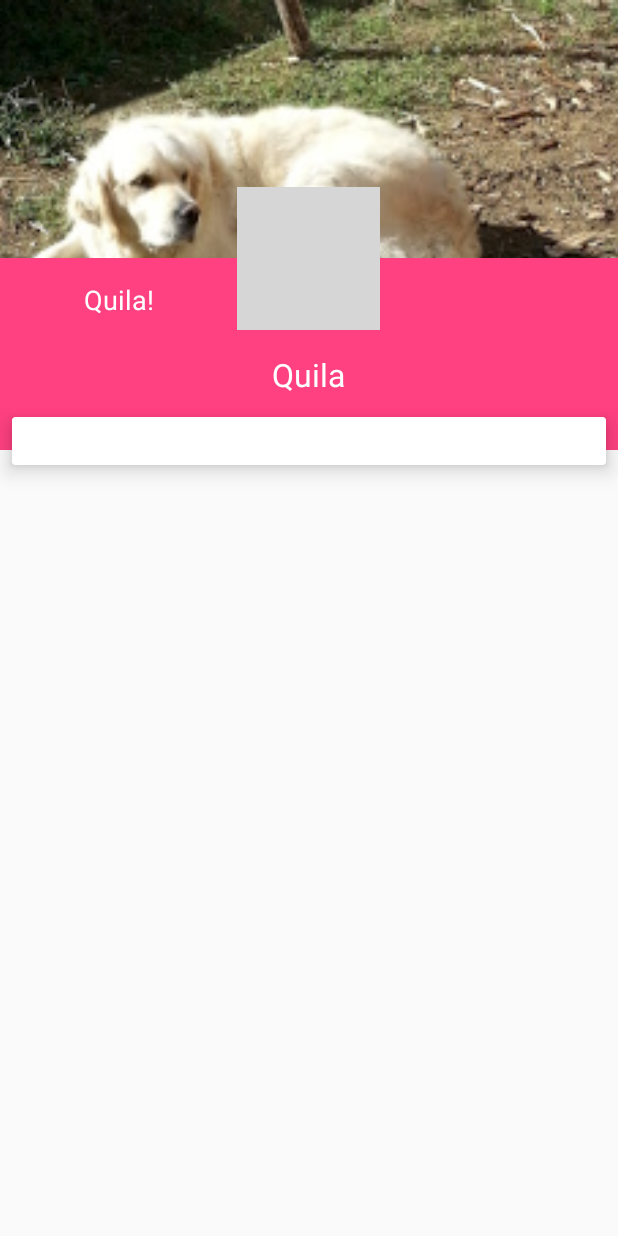
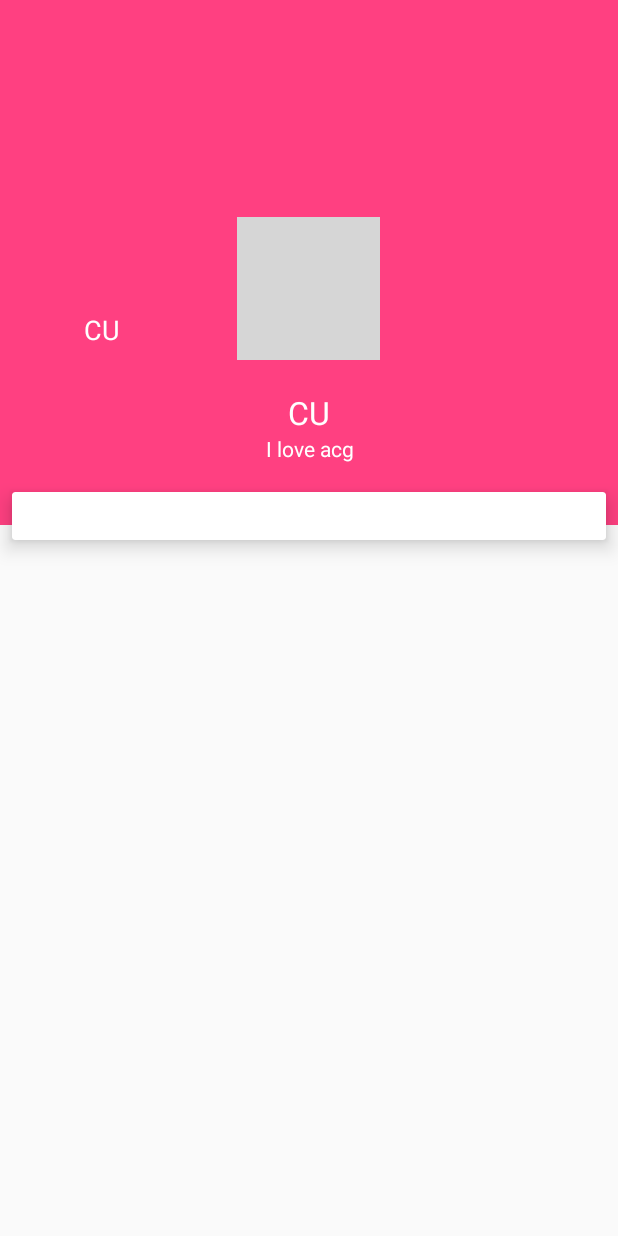
Before and after one commit to a843647878/Mertutu_ACG12, an Android app: the TestMain screen opened directly, with no data from a screen before it, on a phone screen of 412 x 824 dp. Run offline under Robolectric (Android 15) with nearby library versions, the phone set to English and light mode, and no system bars; our stand-ins replace ButterKnife, CircleImageView; libraries missing offline, so code that uses them is left out: com.facebook.drawee; grey boxes are pictures that could not be loaded.

Commit message:
更换文章页UI 优化

```diff
--- a/app/build.gradle
+++ b/app/build.gradle
@@ -11,8 +11,8 @@ android {
         minSdkVersion 16
         targetSdkVersion 23
         multiDexEnabled true
-        versionCode 36
-        versionName '1.0.1.12'
+        versionCode 37
+        versionName '1.0.1.13'
         compileOptions {
             sourceCompatibility JavaVersion.VERSION_1_7
             targetCompatibility JavaVersion.VERSION_1_7
--- a/app/src/main/res/layout/activity_article.xml
+++ b/app/src/main/res/layout/activity_article.xml
@@ -4,6 +4,7 @@
     xmlns:app="http://schemas.android.com/apk/res-auto"
     xmlns:tools="http://schemas.android.com/tools"
     android:id="@+id/activity_wendang"
+
     android:layout_width="match_parent"
     android:layout_height="match_parent"
     tools:ignore="RtlHardcoded"
@@ -27,8 +28,9 @@
                 android:id="@+id/background_imageview"
                 android:layout_width="match_parent"
                 android:layout_height="300dp"
+                android:layout_marginBottom="50dp"
                 android:scaleType="centerCrop"
-                android:src="@mipmap/quila2"
+                android:background="@color/acg_fen"
                 app:layout_collapseMode="parallax"
                 app:layout_collapseParallaxMultiplier="0.9"
                 />
@@ -36,7 +38,7 @@
             <FrameLayout
                 android:id="@+id/main.framelayout.title"
                 android:layout_width="match_parent"
-                android:layout_height="100dp"
+                android:layout_height="130dp"
                 android:layout_gravity="bottom|center_horizontal"
                 android:background="@color/acg_fen"
                 android:orientation="vertical"
@@ -61,6 +63,19 @@
                         android:text="@string/quila_name"
                         android:textColor="@android:color/white"
                         android:textSize="21sp"
+                        />
+
+                    <TextView
+                        android:id="@+id/framelayout_details"
+                        android:layout_width="wrap_content"
+                        android:layout_height="wrap_content"
+                        android:layout_gravity="center_horizontal"
+                        android:gravity="bottom|center"
+                        android:maxLines="3"
+                        android:ellipsize="end"
+                        android:text="@string/quila_tagline"
+                        android:textColor="@android:color/white"
+                        android:textSize="14sp"
                         />
 
 
--- a/app/src/main/res/layout/fragment_figure.xml
+++ b/app/src/main/res/layout/fragment_figure.xml
@@ -10,10 +10,10 @@
         android:id="@+id/main_title"
         layout="@layout/view_title" />
     <com.moetutu.acg12.view.CardSlidePanel
-        android:layout_marginTop="43.5dp"
+        android:layout_marginTop="33.5dp"
         android:id="@+id/image_slide_panel"
         android:layout_width="fill_parent"
-        card:bottomMarginTop="90dp"
+        card:bottomMarginTop="80dp"
         card:yOffsetStep="22dp"
         android:layout_height="fill_parent"
         android:background="@color/white">
--- a/app/src/main/res/values/example_resources.xml
+++ b/app/src/main/res/values/example_resources.xml
@@ -10,9 +10,9 @@
 
 
     <!-- strings -->
-    <string name="quila_name">Quila</string>
-    <string name="quila_tagline">I love bones and slippers</string>
-    <string name="quila_name2">Quila!</string>
+    <string name="quila_name">CU</string>
+    <string name="quila_tagline">I love acg</string>
+    <string name="quila_name2">CU</string>
     <string name="lorem">
         Lorem ipsum dolor sit amet, consectetur adipiscing elit. Donec vehicula sem a malesuada rhoncus. Pellentesque ut dolor a dui porttitor porta lacinia non libero. Nunc volutpat arcu quis quam convallis molestie. Etiam ac tristique sem, id commodo justo. Phasellus congue tincidunt lectus, at dignissim ligula maximus eu. Quisque interdum nunc eget tellus bibendum suscipit. Phasellus feugiat ultricies posuere. Nullam porta accumsan velit, ut rutrum massa fermentum eu. Nunc ac bibendum nunc. Mauris eu ultricies ipsum. Ut id dolor dui. Pellentesque dictum dui vel tempus maximus. Vivamus non nisi quis libero scelerisque pretium. Ut eu tristique justo. Sed pellentesque placerat quam, ut ultricies turpis feugiat a. Aliquam a volutpat risus.
 
```
Also changed, not shown: app/src/main/java/com/moetutu/acg12/activity/ArticleActivity.java (+16 -12 lines).
